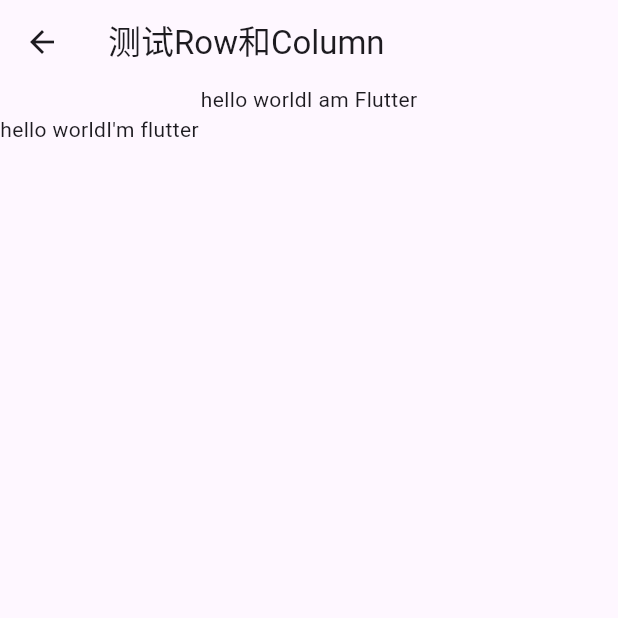
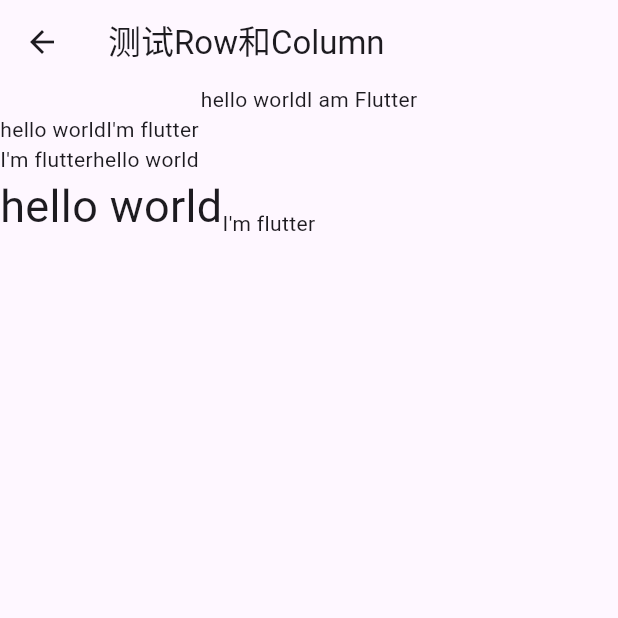
Before and after one commit to D1191860939/flutter_basic, a Flutter app: the TestRowColumnPage screen opened directly, on a phone screen of 412 x 824 dp, the top half of it. Run offline on Flutter 3.47's test engine with Material 3 defaults, Android fonts, the phone set to English and light mode, and no system bars; our stand-ins replace fluttertoast.

Commit message:
feature: 布局测试

```diff
--- a/lib/layout/test_row_column.dart
+++ b/lib/layout/test_row_column.dart
@@ -13,20 +13,36 @@ class TestRowColumnPage extends StatelessWidget {
         crossAxisAlignment: CrossAxisAlignment.start,
         children: [
           Row(
+            mainAxisAlignment: MainAxisAlignment.center,
             children: [
               Text("hello world"),
               Text("I am Flutter"),
             ],
-            mainAxisAlignment: MainAxisAlignment.center,
           ),
           Row(
+            mainAxisAlignment: MainAxisAlignment.center,
+            mainAxisSize: MainAxisSize.min,
             children: [
               Text("hello world"),
               Text("I'm flutter"),
             ],
-            mainAxisAlignment: MainAxisAlignment.center,
-            mainAxisSize: MainAxisSize.min,
-          )
+          ),
+          Row(
+            mainAxisAlignment: MainAxisAlignment.end,
+            textDirection: TextDirection.rtl,
+            children: [
+              Text("hello world"),
+              Text("I'm flutter"),
+            ],
+          ),
+          Row(
+            verticalDirection: VerticalDirection.up,
+            crossAxisAlignment: CrossAxisAlignment.start,
+            children: [
+              Text("hello world", style: TextStyle(fontSize: 30.0),),
+              Text("I'm flutter"),
+            ],
+          ),
         ],
       ),
     );
```
